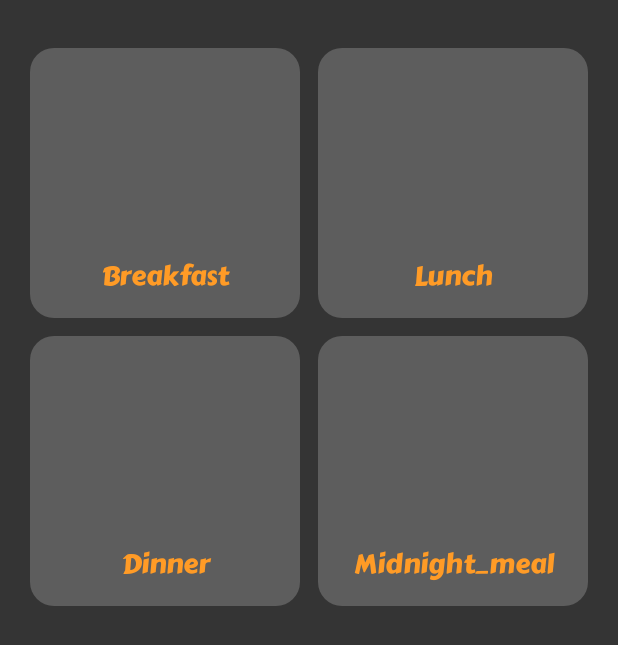
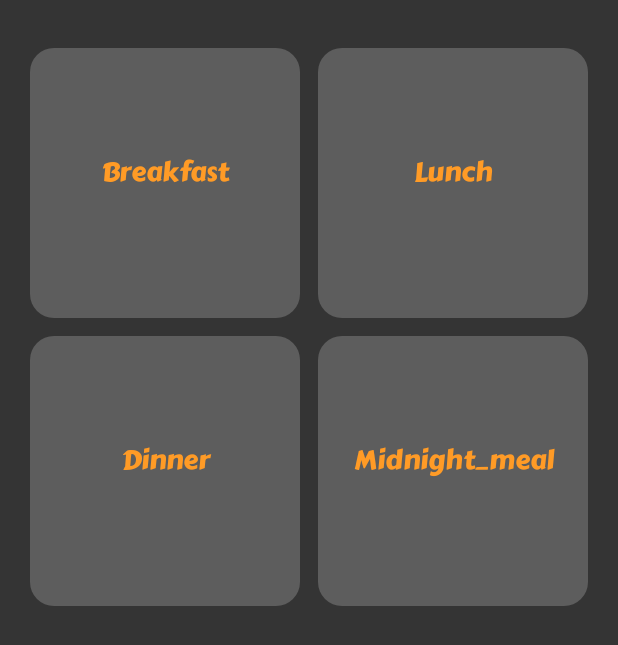
Before and after one commit to ows3090/Anything, an Android app: the layout view_mealtime_question.xml on its own in the app's theme, with its tools: preview values and no code run, on a phone screen of 412 x 824 dp. Shown: the top 645 px of the screen. Run offline under Robolectric (Android 15) with nearby library versions, the phone set to English and light mode, and no system bars.

Commit message:
Align some of textview alignment in view_mealtime_question

```diff
--- a/app/src/main/res/layout/view_mealtime_question.xml
+++ b/app/src/main/res/layout/view_mealtime_question.xml
@@ -26,7 +26,7 @@
             android:background="@drawable/bg_all_round_corner_16dp"
             android:backgroundTint="@{viewModel.mealTime == MealTime.BreakFast ? @color/white : @color/carbongrey}"
             android:fontFamily="@font/carterone_regular"
-            android:gravity="bottom"
+            android:gravity="center"
             android:onClick="@{()->viewModel.selectMealTime(MealTime.BreakFast)}"
             android:paddingBottom="14dp"
             android:text="@string/breakfast"
@@ -49,7 +49,7 @@
             android:background="@drawable/bg_all_round_corner_16dp"
             android:backgroundTint="@{viewModel.mealTime == MealTime.Lunch ? @color/white : @color/carbongrey}"
             android:fontFamily="@font/carterone_regular"
-            android:gravity="bottom"
+            android:gravity="center"
             android:onClick="@{()->viewModel.selectMealTime(MealTime.Lunch)}"
             android:paddingBottom="14dp"
             android:text="@string/lunch"
@@ -72,7 +72,7 @@
             android:background="@drawable/bg_all_round_corner_16dp"
             android:backgroundTint="@{viewModel.mealTime == MealTime.Dinner ? @color/white : @color/carbongrey}"
             android:fontFamily="@font/carterone_regular"
-            android:gravity="bottom"
+            android:gravity="center"
             android:onClick="@{()->viewModel.selectMealTime(MealTime.Dinner)}"
             android:paddingBottom="14dp"
             android:text="@string/dinner"
@@ -95,7 +95,7 @@
             android:background="@drawable/bg_all_round_corner_16dp"
             android:backgroundTint="@{viewModel.mealTime == MealTime.Midnight_meal ? @color/white : @color/carbongrey}"
             android:fontFamily="@font/carterone_regular"
-            android:gravity="bottom"
+            android:gravity="center"
             android:onClick="@{()->viewModel.selectMealTime(MealTime.Midnight_meal)}"
             android:paddingBottom="14dp"
             android:text="@string/midnight_meal"
```
